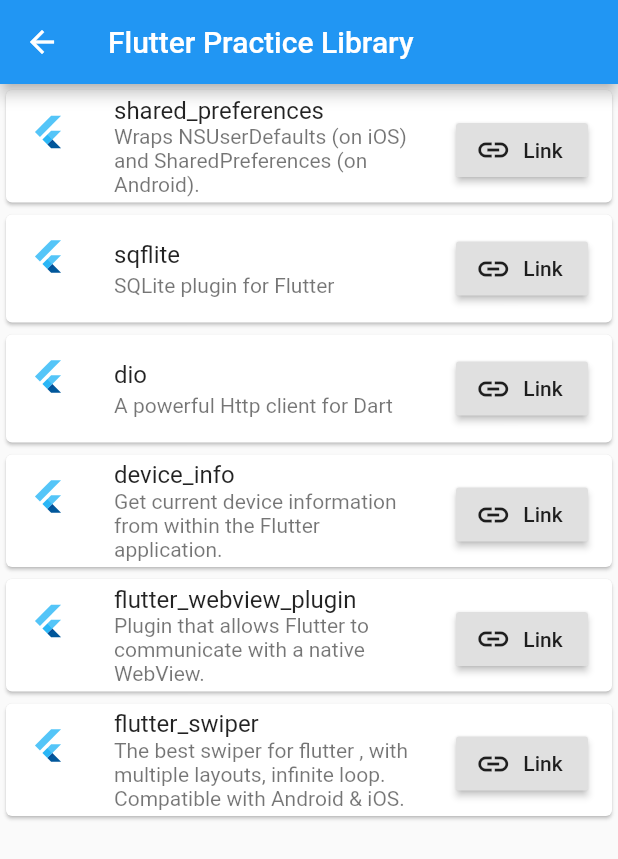
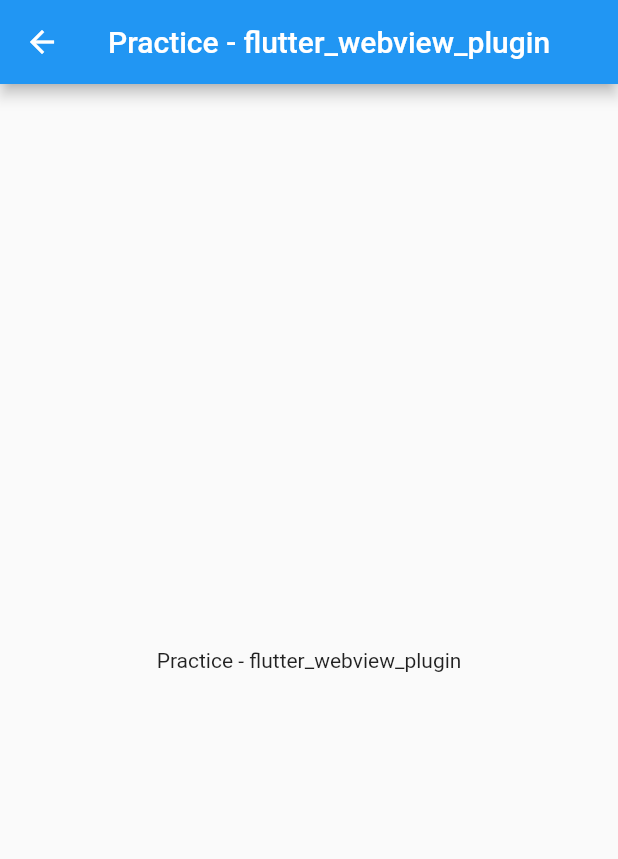
Before and after one commit to linnefromice/flutter_practice_library, a Flutter app: the screen it shows after launch, after a tap on "flutter_webview_plugin", on a phone screen of 412 x 824 dp. Shown: the top 859 px of the screen. Run offline on Flutter 3.47's test engine with Material 2 defaults, Android fonts, the phone set to English and light mode, and no system bars; our stand-ins replace device_info, dio, package_info, shared_preferences, sqflite; accounts and stored records are empty.

Commit message:
add new library pages (flutter_webview_plugin/flutter_swiper)

```diff
--- /dev/null
+++ b/lib/screen/FlutterSwiperScreen.dart
@@ -0,0 +1,17 @@
+import 'package:dio/dio.dart';
+import 'package:flutter/material.dart';
+
+class FlutterSwiperScreen extends StatelessWidget {
+
+  @override
+  Widget build(BuildContext context) {
+    return Scaffold(
+      appBar: AppBar(
+        title: Text('Practice - flutter_swiper')
+      ),
+      body: Center(
+        child: Text('Practice - flutter_swiper')
+      ),
+    );
+  }
+}
--- /dev/null
+++ b/lib/screen/FlutterWebviewPluginScreen.dart
@@ -0,0 +1,17 @@
+import 'package:dio/dio.dart';
+import 'package:flutter/material.dart';
+
+class FlutterWebviewPluginScreen extends StatelessWidget {
+
+  @override
+  Widget build(BuildContext context) {
+    return Scaffold(
+      appBar: AppBar(
+        title: Text('Practice - flutter_webview_plugin')
+      ),
+      body: Center(
+        child: Text('Practice - flutter_webview_plugin')
+      ),
+    );
+  }
+}
--- a/lib/screen/MainScreen.dart
+++ b/lib/screen/MainScreen.dart
@@ -1,6 +1,8 @@
 import 'package:flutter/material.dart';
 import 'package:flutter_practice_library/screen/DeviceInfoScreen.dart';
 import 'package:flutter_practice_library/screen/DioScreen.dart';
+import 'package:flutter_practice_library/screen/FlutterSwiperScreen.dart';
+import 'package:flutter_practice_library/screen/FlutterWebviewPluginScreen.dart';
 import 'package:flutter_practice_library/screen/PackageInfoScreen.dart';
 import 'package:url_launcher/url_launcher.dart';
 
@@ -95,14 +97,14 @@ class MainScreen extends StatelessWidget {
               'Plugin that allows Flutter to communicate with a native WebView.',
               'https://pub.dev/packages/flutter_webview_plugin',
               context,
-              MainScreen(), // dummy
+              FlutterWebviewPluginScreen(), // dummy
             ),
             _buildLibraryInformationCard(
               'flutter_swiper',
               'The best swiper for flutter , with multiple layouts, infinite loop. Compatible with Android & iOS.',
               'https://pub.dev/packages/flutter_swiper',
               context,
-              MainScreen(), // dummy
+              FlutterSwiperScreen(), // dummy
             ),
           ]
         )
```
